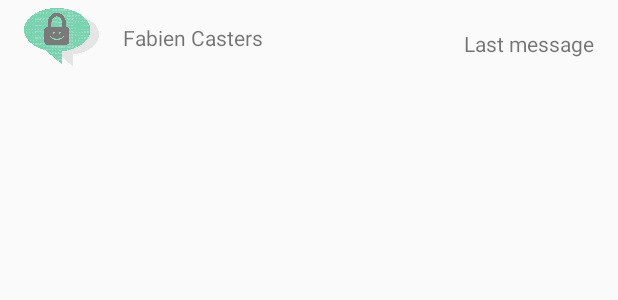
After one commit to Vaga/WizzChat, an Android app: the layout row_contact.xml on its own in the app's theme, with its tools: preview values and no code run, on a phone screen of 412 x 824 dp. The commit adds this screen. Shown: the top 300 px of the screen. Run offline under Robolectric (Android 15) with nearby library versions, the phone set to English and light mode, and no system bars.

Commit message:
Add/Remove/Scan a contact

```diff
--- /dev/null
+++ b/app/src/main/res/layout/row_contact.xml
@@ -0,0 +1,33 @@
+<?xml version="1.0" encoding="utf-8"?>
+<RelativeLayout xmlns:android="http://schemas.android.com/apk/res/android"
+    android:layout_width="match_parent"
+    android:layout_height="wrap_content">
+    <ImageView
+        android:id="@+id/faceImageView"
+        android:layout_width="50dp"
+        android:layout_height="50dp"
+        android:layout_marginLeft="@dimen/activity_vertical_margin"
+        android:layout_marginRight="@dimen/activity_vertical_margin"
+        android:layout_alignParentLeft="true"
+        android:layout_centerVertical="true"
+        android:scaleType="centerInside"
+        android:contentDescription="Avatar"
+        android:src="@drawable/big_logo" />
+    <TextView
+        android:id="@+id/nameTextView"
+        android:layout_width="wrap_content"
+        android:layout_height="wrap_content"
+        android:text="Fabien Casters"
+        android:layout_centerVertical="true"
+        android:layout_toRightOf="@+id/faceImageView"
+        android:layout_toEndOf="@+id/faceImageView" />
+    <TextView
+        android:id="@+id/dateTextView"
+        android:layout_width="wrap_content"
+        android:layout_height="wrap_content"
+        android:layout_marginRight="@dimen/activity_vertical_margin"
+        android:text="Last message"
+        android:layout_below="@+id/nameTextView"
+        android:layout_alignParentRight="true"
+        android:layout_alignParentEnd="true" />
+</RelativeLayout>
```
Also changed, not shown: app/src/main/java/vaga/io/wizzchat/AddActivity.java (+118 -7 lines), app/src/main/java/vaga/io/wizzchat/GetActivity.java (+5 -2 lines), app/src/main/java/vaga/io/wizzchat/ListActivity.java (+61 -0 lines), app/src/main/java/vaga/io/wizzchat/adapters/ContactAdapter.java (added, +119 -0 lines), app/src/main/res/layout/activity_add.xml (+5 -2 lines), app/src/main/res/layout/activity_list.xml (+4 -5 lines).
